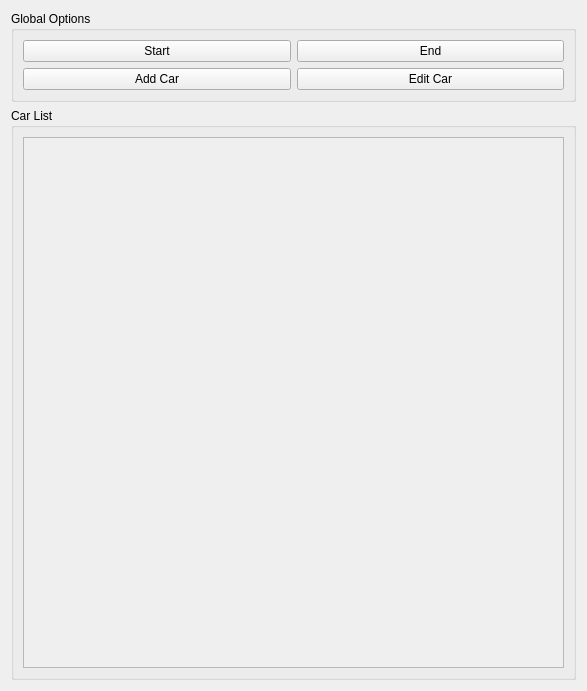
First picture: the form in SCTimeUtility/resources/SemiAuto.ui, repository cjand225/CS499SolarCarTimer, before the edit.
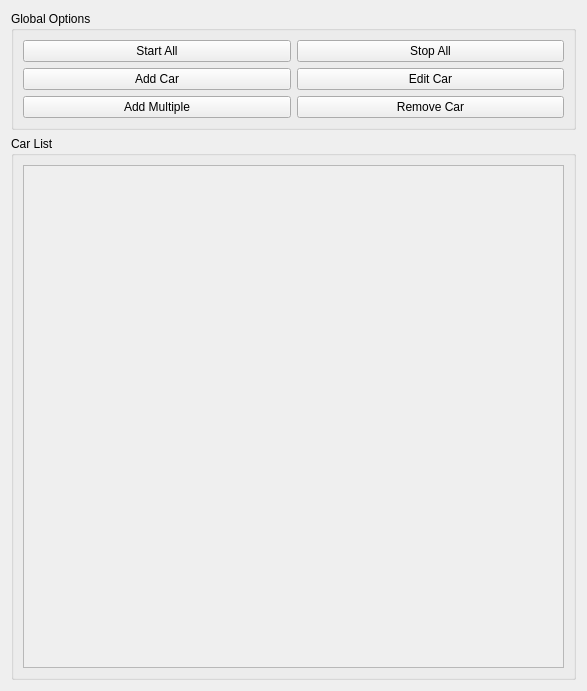
Second picture: the form after the edit.

Commit message: Replaced logging with simpler implementation involving 1 log with multiple handlers with filters applied based on logging levels.

What changed in the file:
```diff
--- a/SCTimeUtility/resources/SemiAuto.ui
+++ b/SCTimeUtility/resources/SemiAuto.ui
@@ -39,7 +39,7 @@
              <x>0</x>
              <y>0</y>
              <width>539</width>
-             <height>525</height>
+             <height>490</height>
             </rect>
            </property>
            <layout class="QGridLayout" name="gridLayout">
@@ -64,21 +64,21 @@
           <item row="0" column="0">
            <widget class="QPushButton" name="pushButton">
             <property name="text">
-             <string>Start</string>
+             <string>Start All</string>
             </property>
            </widget>
           </item>
           <item row="0" column="1">
            <widget class="QPushButton" name="pushButton_2">
             <property name="text">
-             <string>End</string>
+             <string>Stop All</string>
             </property>
            </widget>
           </item>
-          <item row="1" column="0">
-           <widget class="QPushButton" name="pushButton_3">
+          <item row="2" column="1">
+           <widget class="QPushButton" name="removeCar">
             <property name="text">
-             <string>Add Car</string>
+             <string>Remove Car</string>
             </property>
            </widget>
           </item>
@@ -89,6 +89,20 @@
             </property>
            </widget>
           </item>
+          <item row="1" column="0">
+           <widget class="QPushButton" name="addCar">
+            <property name="text">
+             <string>Add Car</string>
+            </property>
+           </widget>
+          </item>
+          <item row="2" column="0">
+           <widget class="QPushButton" name="addMultiple">
+            <property name="text">
+             <string>Add Multiple</string>
+            </property>
+           </widget>
+          </item>
          </layout>
         </item>
        </layout>
```
Left out of the diff: 10 changed lines with no effect on the pictures. The commit also changes 23 other files.
